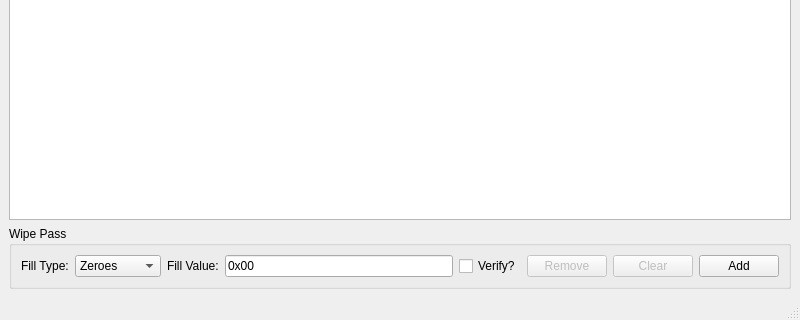
Before: the Qt Designer form KuuraGUI/MainWindow.ui in visuve/Tunkio, drawn with Qt 5; both pictures show x 0 to 800 and y 280 to 600 of the 800 by 600 pixel window.
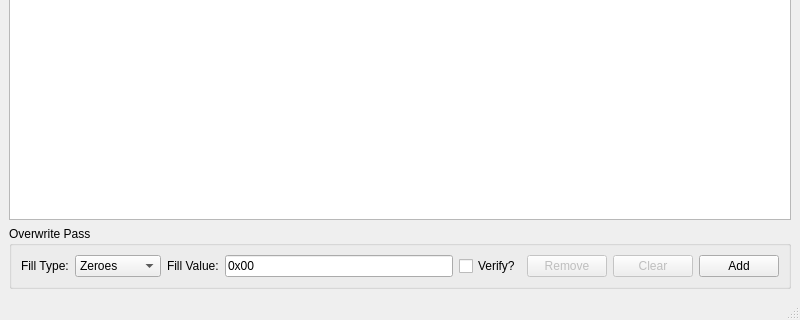
After: the same form once the commit is applied.

What changed in the file:
```diff
--- a/KuuraGUI/MainWindow.ui
+++ b/KuuraGUI/MainWindow.ui
@@ -86,7 +86,7 @@
     <item row="2" column="0" colspan="2">
      <widget class="QGroupBox" name="groupBoxAddPass">
       <property name="title">
-       <string>Wipe Pass</string>
+       <string>Overwrite Pass</string>
       </property>
       <layout class="QHBoxLayout" name="horizontalLayoutAddPass">
        <item>
```
Left out of the diff: 2 changed lines with no effect on the pictures.
